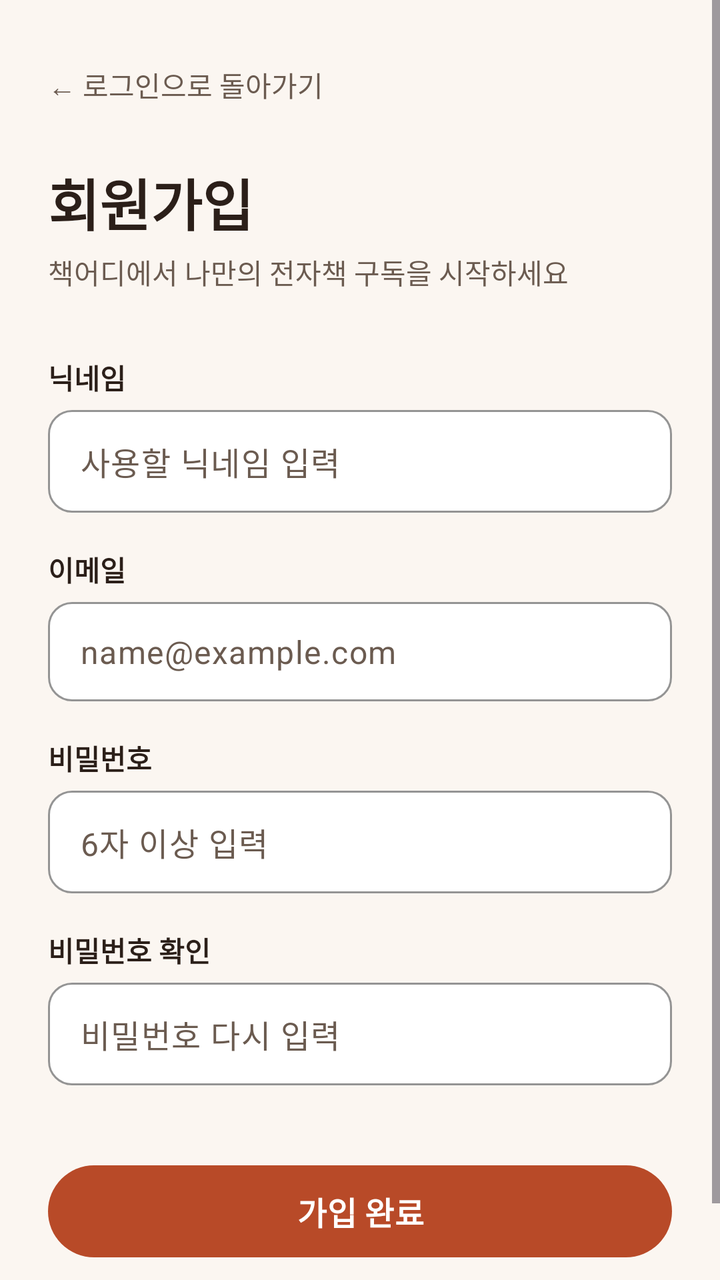
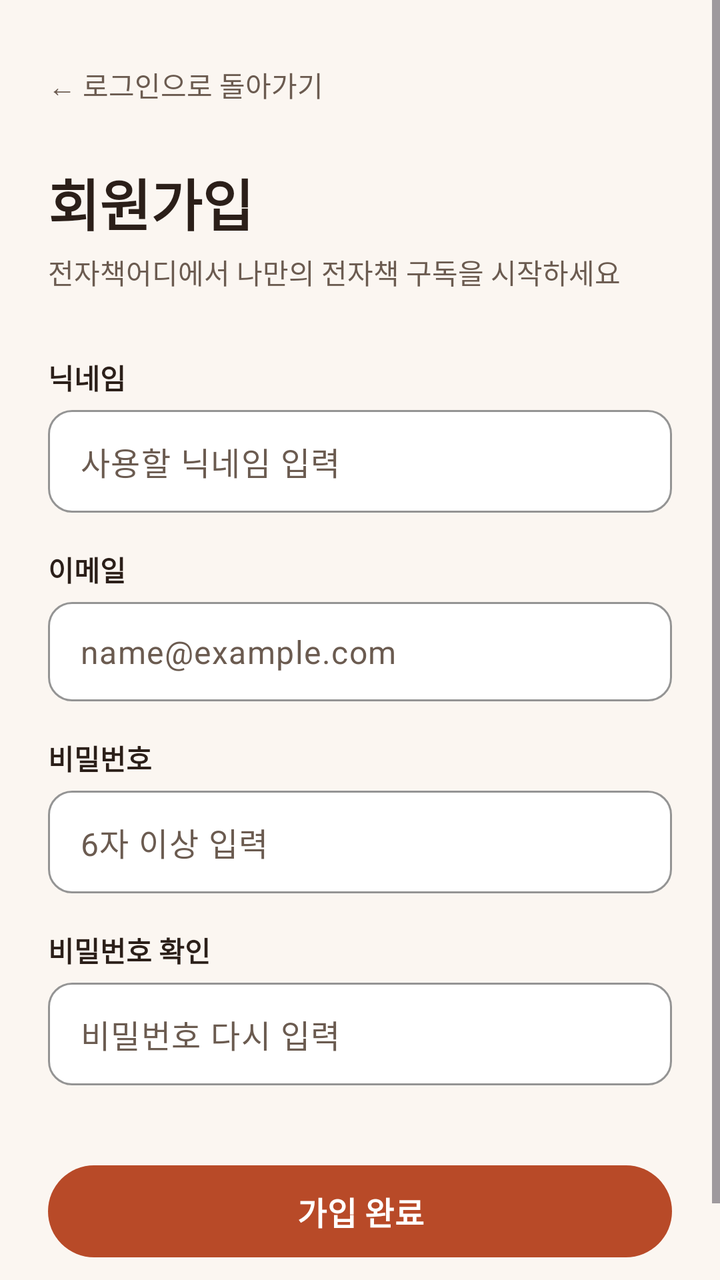

Before-and-after screenshots of an Android layout around one commit, followed by the original layout XML and the change that was made.
<!-- AndroidManifest.xml: application theme Theme.BookWhere -->
<!-- res/layout/activity_signup.xml -->
<?xml version="1.0" encoding="utf-8"?>
<ScrollView xmlns:android="http://schemas.android.com/apk/res/android"
    xmlns:app="http://schemas.android.com/apk/res-auto"
    android:layout_width="match_parent"
    android:layout_height="match_parent"
    android:background="@color/background"
    android:fillViewport="true">

    <androidx.constraintlayout.widget.ConstraintLayout
        android:layout_width="match_parent"
        android:layout_height="wrap_content"
        android:padding="24dp">

        
        <TextView
            android:id="@+id/tv_signup_back"
            android:layout_width="wrap_content"
            android:layout_height="wrap_content"
            android:paddingVertical="8dp"
            android:text="← 로그인으로 돌아가기"
            android:textColor="@color/text_sub"
            android:textSize="14sp"
            app:layout_constraintStart_toStartOf="parent"
            app:layout_constraintTop_toTopOf="parent" />

        <TextView
            android:id="@+id/tv_signup_title"
            android:layout_width="wrap_content"
            android:layout_height="wrap_content"
            android:layout_marginTop="20dp"
            android:text="회원가입"
            android:textColor="@color/text_main"
            android:textSize="28sp"
            android:textStyle="bold"
            app:layout_constraintStart_toStartOf="parent"
            app:layout_constraintTop_toBottomOf="@id/tv_signup_back" />

        <TextView
            android:id="@+id/tv_signup_subtitle"
            android:layout_width="wrap_content"
            android:layout_height="wrap_content"
            android:layout_marginTop="4dp"
            android:text="책어디에서 나만의 전자책 구독을 시작하세요"
            android:textColor="@color/text_sub"
            android:textSize="14sp"
            app:layout_constraintStart_toStartOf="parent"
            app:layout_constraintTop_toBottomOf="@id/tv_signup_title" />

        
        <TextView
            android:id="@+id/tv_nickname_label"
            android:layout_width="wrap_content"
            android:layout_height="wrap_content"
            android:layout_marginTop="32dp"
            android:text="닉네임"
            android:textColor="@color/text_main"
            android:textSize="14sp"
            android:textStyle="bold"
            app:layout_constraintStart_toStartOf="parent"
            app:layout_constraintTop_toBottomOf="@id/tv_signup_subtitle" />

        <com.google.android.material.textfield.TextInputLayout
            android:id="@+id/til_signup_nickname"
            style="@style/Widget.BookWhere.TextInput"
            android:layout_width="0dp"
            android:layout_height="wrap_content"
            android:layout_marginTop="6dp"
            app:hintEnabled="false"
            app:layout_constraintEnd_toEndOf="parent"
            app:layout_constraintStart_toStartOf="parent"
            app:layout_constraintTop_toBottomOf="@id/tv_nickname_label">

            <com.google.android.material.textfield.TextInputEditText
                android:id="@+id/et_signup_nickname"
                android:layout_width="match_parent"
                android:layout_height="wrap_content"
                android:hint="사용할 닉네임 입력"
                android:inputType="textPersonName"
                android:paddingVertical="14dp"
                android:textColor="@color/text_main"
                android:textColorHint="@color/text_sub" />
        </com.google.android.material.textfield.TextInputLayout>

        
        <TextView
            android:id="@+id/tv_signup_email_label"
            android:layout_width="wrap_content"
            android:layout_height="wrap_content"
            android:layout_marginTop="18dp"
            android:text="이메일"
            android:textColor="@color/text_main"
            android:textSize="14sp"
            android:textStyle="bold"
            app:layout_constraintStart_toStartOf="parent"
            app:layout_constraintTop_toBottomOf="@id/til_signup_nickname" />

        <com.google.android.material.textfield.TextInputLayout
            android:id="@+id/til_signup_email"
            style="@style/Widget.BookWhere.TextInput"
            android:layout_width="0dp"
            android:layout_height="wrap_content"
            android:layout_marginTop="6dp"
            app:hintEnabled="false"
            app:layout_constraintEnd_toEndOf="parent"
            app:layout_constraintStart_toStartOf="parent"
            app:layout_constraintTop_toBottomOf="@id/tv_signup_email_label">

            <com.google.android.material.textfield.TextInputEditText
                android:id="@+id/et_signup_email"
                android:layout_width="match_parent"
                android:layout_height="wrap_content"
                android:hint="name@example.com"
                android:inputType="textEmailAddress"
                android:paddingVertical="14dp"
                android:textColor="@color/text_main"
                android:textColorHint="@color/text_sub" />
        </com.google.android.material.textfield.TextInputLayout>

        
        <TextView
            android:id="@+id/tv_signup_pw_label"
            android:layout_width="wrap_content"
            android:layout_height="wrap_content"
            android:layout_marginTop="18dp"
            android:text="비밀번호"
            android:textColor="@color/text_main"
            android:textSize="14sp"
            android:textStyle="bold"
            app:layout_constraintStart_toStartOf="parent"
            app:layout_constraintTop_toBottomOf="@id/til_signup_email" />

        <com.google.android.material.textfield.TextInputLayout
            android:id="@+id/til_signup_pw"
            style="@style/Widget.BookWhere.TextInput"
            android:layout_width="0dp"
            android:layout_height="wrap_content"
            android:layout_marginTop="6dp"
            app:hintEnabled="false"
            app:layout_constraintEnd_toEndOf="parent"
            app:layout_constraintStart_toStartOf="parent"
            app:layout_constraintTop_toBottomOf="@id/tv_signup_pw_label">

            <com.google.android.material.textfield.TextInputEditText
                android:id="@+id/et_signup_pw"
                android:layout_width="match_parent"
                android:layout_height="wrap_content"
                android:hint="6자 이상 입력"
                android:inputType="textPassword"
                android:paddingVertical="14dp"
                android:textColor="@color/text_main"
                android:textColorHint="@color/text_sub" />
        </com.google.android.material.textfield.TextInputLayout>

        
        <TextView
            android:id="@+id/tv_signup_pw_confirm_label"
            android:layout_width="wrap_content"
            android:layout_height="wrap_content"
            android:layout_marginTop="18dp"
            android:text="비밀번호 확인"
            android:textColor="@color/text_main"
            android:textSize="14sp"
            android:textStyle="bold"
            app:layout_constraintStart_toStartOf="parent"
            app:layout_constraintTop_toBottomOf="@id/til_signup_pw" />

        <com.google.android.material.textfield.TextInputLayout
            android:id="@+id/til_signup_pw_confirm"
            style="@style/Widget.BookWhere.TextInput"
            android:layout_width="0dp"
            android:layout_height="wrap_content"
            android:layout_marginTop="6dp"
            app:hintEnabled="false"
            app:layout_constraintEnd_toEndOf="parent"
            app:layout_constraintStart_toStartOf="parent"
            app:layout_constraintTop_toBottomOf="@id/tv_signup_pw_confirm_label">

            <com.google.android.material.textfield.TextInputEditText
                android:id="@+id/et_signup_pw_confirm"
                android:layout_width="match_parent"
                android:layout_height="wrap_content"
                android:hint="비밀번호 다시 입력"
                android:inputType="textPassword"
                android:paddingVertical="14dp"
                android:textColor="@color/text_main"
                android:textColorHint="@color/text_sub" />
        </com.google.android.material.textfield.TextInputLayout>

        
        <com.google.android.material.button.MaterialButton
            android:id="@+id/btn_signup_submit"
            style="@style/Widget.BookWhere.Button"
            android:layout_width="0dp"
            android:layout_height="54dp"
            android:layout_marginTop="36dp"
            android:layout_marginBottom="24dp"
            android:text="가입 완료"
            android:textSize="16sp"
            android:textStyle="bold"
            app:layout_constraintBottom_toBottomOf="parent"
            app:layout_constraintEnd_toEndOf="parent"
            app:layout_constraintStart_toStartOf="parent"
            app:layout_constraintTop_toBottomOf="@id/til_signup_pw_confirm" />

    </androidx.constraintlayout.widget.ConstraintLayout>
</ScrollView>
<!-- resources referenced by this layout -->
<resources>
  <color name="background">#FBF6F1</color>
  <color name="text_main">#2B1F19</color>
  <color name="text_sub">#6B5B50</color>
  <style name="Widget.BookWhere.Button" parent="Widget.Material3.Button">
          <item name="android:layout_height">56dp</item>
          <item name="android:textSize">16sp</item>
          <item name="android:textStyle">bold</item>
          <item name="cornerRadius">28dp</item>
          <item name="backgroundTint">@color/primary</item>
          <item name="android:textColor">@color/white</item>
      </style>
  <style name="Widget.BookWhere.TextInput" parent="Widget.Material3.TextInputLayout.OutlinedBox">
          <item name="boxCornerRadiusTopStart">12dp</item>
          <item name="boxCornerRadiusTopEnd">12dp</item>
          <item name="boxCornerRadiusBottomStart">12dp</item>
          <item name="boxCornerRadiusBottomEnd">12dp</item>
          <item name="boxStrokeColor">@color/border</item>
          <item name="boxBackgroundColor">@color/surface</item>
      </style>
  <style name="Theme.BookWhere" parent="Theme.Material3.Light.NoActionBar">
          <item name="colorPrimary">@color/primary</item>
          <item name="colorOnPrimary">@color/white</item>
          <item name="android:colorBackground">@color/background</item>
          <item name="colorSurface">@color/surface</item>
          <item name="colorOnSurface">@color/text_main</item>
          <item name="android:textColor">@color/text_main</item>
          <item name="android:windowBackground">@color/background</item>
          <item name="android:statusBarColor">@color/background</item>
          <item name="android:windowLightStatusBar">true</item>
      </style>
  <color name="primary">#B84A28</color>
  <color name="white">#FFFFFFFF</color>
  <color name="border">#9A8578</color>
  <color name="surface">#FFFFFF</color>
</resources>

<!-- the commit's change to res/layout/activity_signup.xml (unified diff, before → after) -->
@@ -40,7 +40,7 @@
             android:layout_width="wrap_content"
             android:layout_height="wrap_content"
             android:layout_marginTop="4dp"
-            android:text="책어디에서 나만의 전자책 구독을 시작하세요"
+            android:text="전자책어디에서 나만의 전자책 구독을 시작하세요"
             android:textColor="@color/text_sub"
             android:textSize="14sp"
             app:layout_constraintStart_toStartOf="parent"
